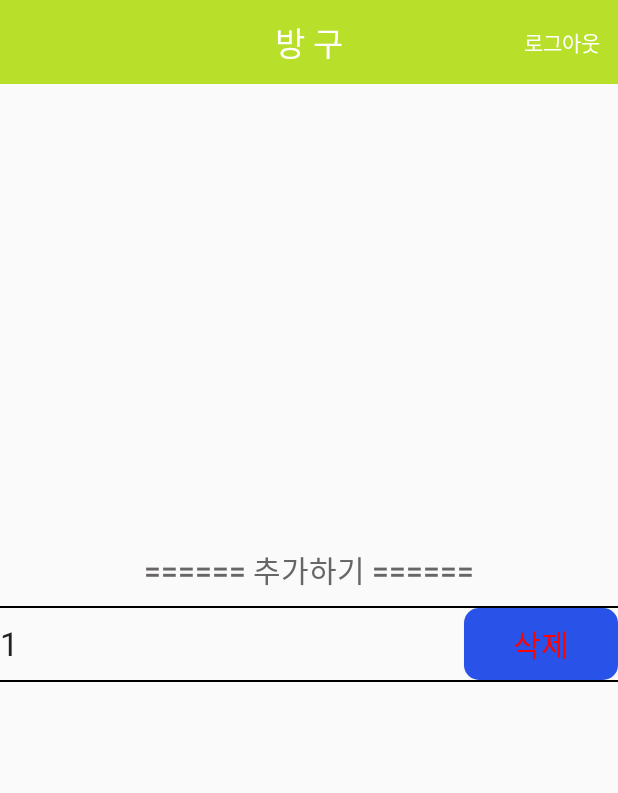
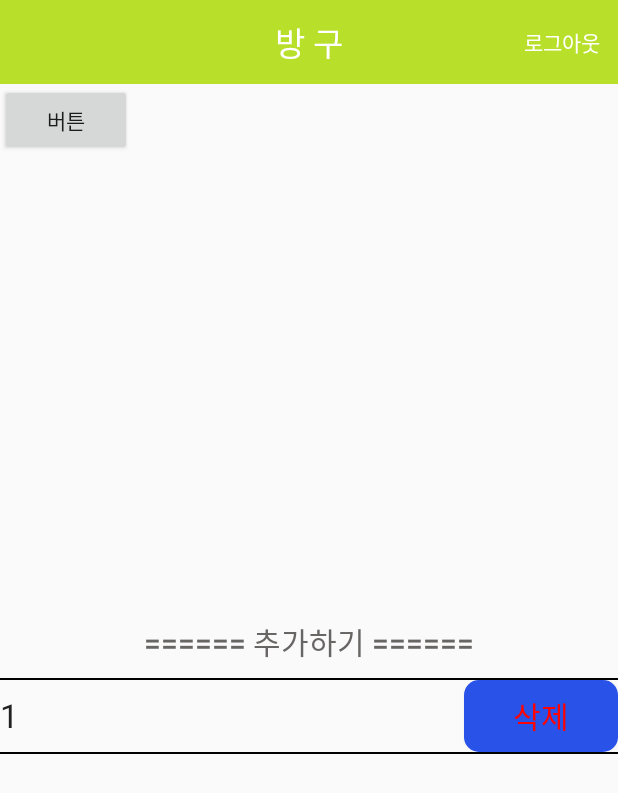
Before and after one commit to guhan589/MobilePrograaming_RecordRoom-ver2, an Android app: the MainActivity screen opened directly, with no data from a screen before it, on a phone screen of 412 x 824 dp. Shown: the top 793 px of the screen. Run offline under Robolectric (Android 15) with nearby library versions, the phone set to English and light mode, and no system bars; our stand-ins replace Firebase (no records; nobody signed in at launch, a user with empty details on screens opened directly); libraries missing offline, so code that uses them is left out: net.daum.mf.

Commit message:
파이어 스토어 연동

```diff
--- a/app/src/main/java/com/example/recordroom/UI/MainActivity.kt
+++ b/app/src/main/java/com/example/recordroom/UI/MainActivity.kt
@@ -3,21 +3,25 @@ package com.example.recordroom.UI
 import android.app.AlertDialog
 import android.content.DialogInterface
 import android.os.Bundle
-import android.os.Handler
 import android.util.Log
 import android.view.Menu
 import android.view.MenuItem
 import android.view.ViewGroup
-import android.widget.*
+import android.widget.AdapterView
 import androidx.appcompat.app.AppCompatActivity
 import androidx.appcompat.widget.Toolbar
 import com.example.recordroom.R
 import com.example.recordroom.function.Permission
 import com.example.recordroom.model.SharedUserData
+import com.google.android.gms.tasks.OnFailureListener
+import com.google.android.gms.tasks.OnSuccessListener
+import com.google.firebase.firestore.DocumentReference
+import com.google.firebase.firestore.FirebaseFirestore
 import kotlinx.android.synthetic.main.activity_main.*
 import kotlinx.android.synthetic.main.appbar.*
 import kotlinx.android.synthetic.main.appbar.view.*
 import net.daum.mf.map.api.MapView
+import java.util.*
 
 
 class MainActivity : AppCompatActivity() {
@@ -47,6 +51,7 @@ class MainActivity : AppCompatActivity() {
        // initMapview();// mapview생성
 
 
+        val db = FirebaseFirestore.getInstance()
         val adapter = ListAdapter(this, data)
         listView.adapter = adapter
         adapter.notifyDataSetChanged()
@@ -58,7 +63,21 @@ class MainActivity : AppCompatActivity() {
         }
 
 
-
+        val user: MutableMap<String, Any> =
+            HashMap()
+        user["first"] = "Ada"
+        user["last"] = "Lovelace"
+        user["born"] = 1815
+        conBtn.setOnClickListener{
+            db.collection("user1").add(user)
+                .addOnSuccessListener(OnSuccessListener<DocumentReference> { documentReference ->
+                    Log.d(
+                        "TAG",
+                        "onSuccess: " + documentReference.id
+                    )
+                })
+                .addOnFailureListener(OnFailureListener { })
+        }
 
     }
 
--- a/app/src/main/res/layout/activity_main.xml
+++ b/app/src/main/res/layout/activity_main.xml
@@ -13,6 +13,11 @@
         android:layout_width="match_parent"
         android:layout_height="wrap_content" />
 
+    <Button
+        android:id="@+id/conBtn"
+        android:text="버튼"
+        android:layout_width="wrap_content"
+        android:layout_height="wrap_content"/>
     <RelativeLayout
         android:id="@+id/map_view"
         android:layout_width="match_parent"
--- a/build.gradle
+++ b/build.gradle
@@ -22,6 +22,9 @@ allprojects {
         maven {
             url 'http://devrepo.kakao.com:8088/nexus/content/groups/public/'
         }
+        maven {
+            url "https://maven.google.com"
+        }
     }
 }
 
```
Also changed, not shown: app/build.gradle (+7 -2 lines).
